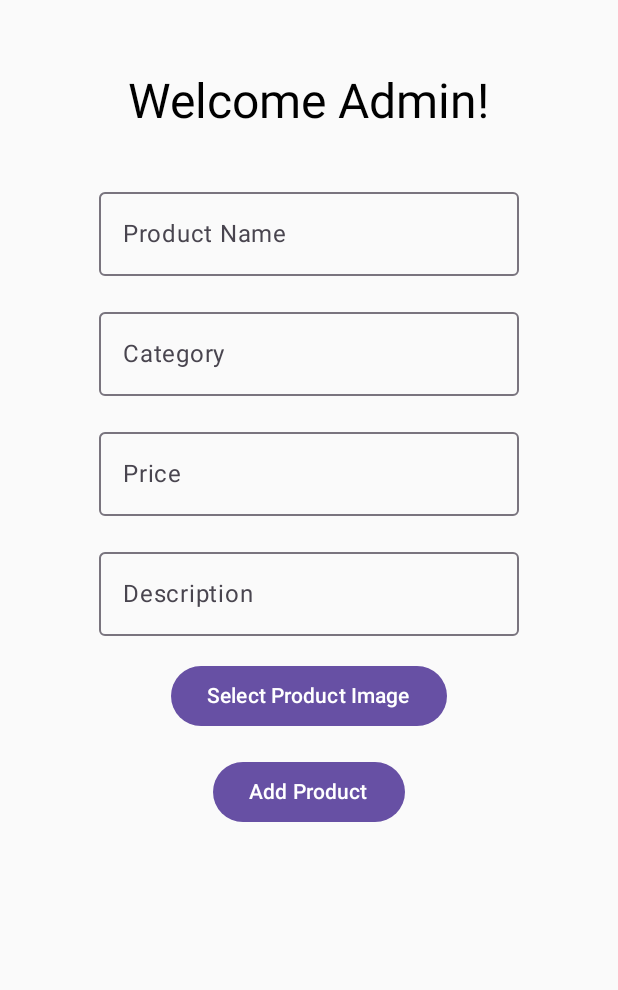
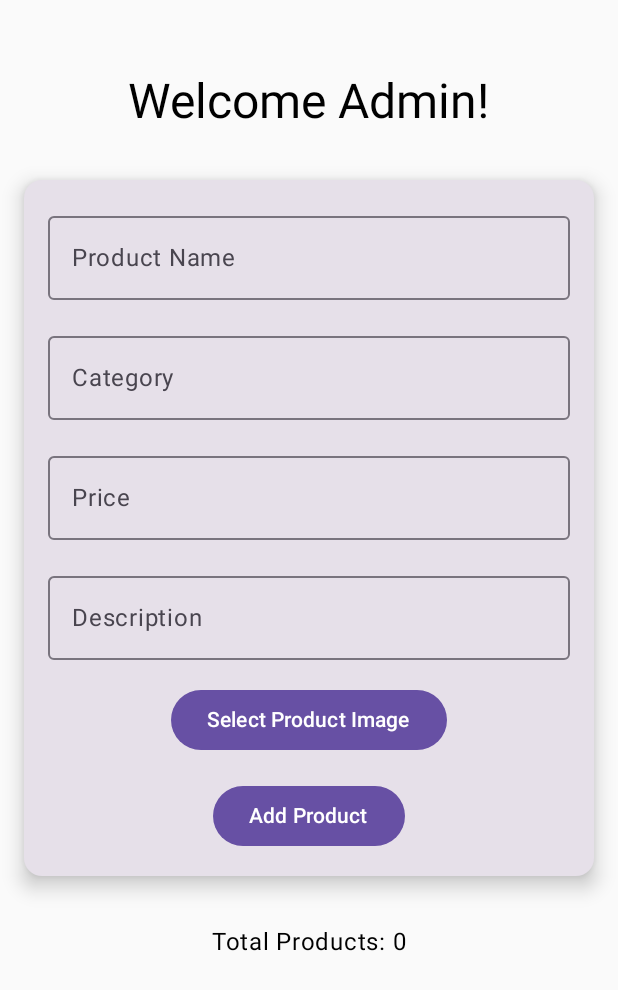
Before and after one commit to HaDo2003/LoLShop, an Android app built with Jetpack Compose: the AdminActivity screen opened directly, with no data from a screen before it, on a phone screen of 412 x 824 dp. Shown: the top 990 px of the screen. Run offline under Robolectric (Android 15) with nearby library versions, the phone set to English and light mode, and no system bars; our stand-ins replace Firebase (no records; nobody signed in at launch, a user with empty details on screens opened directly).

Commit message:
admin with display products and show total products

```diff
--- a/app/src/main/AndroidManifest.xml
+++ b/app/src/main/AndroidManifest.xml
@@ -38,5 +38,6 @@
 
     <uses-permission android:name="android.permission.READ_EXTERNAL_STORAGE" />
     <uses-permission android:name="android.permission.WRITE_EXTERNAL_STORAGE" />
+    <uses-permission android:name="android.permission.INTERNET" />
 
 </manifest>
--- /dev/null
+++ b/app/src/main/java/com/example/lolshop/repository/ProductRepository.kt
@@ -0,0 +1,71 @@
+package com.example.lolshop.repository
+
+import android.content.Context
+import android.net.Uri
+import android.util.Log
+import com.example.lolshop.model.Product
+import com.example.lolshop.utils.CloudinaryConfig
+import com.google.firebase.database.FirebaseDatabase
+import kotlinx.coroutines.Dispatchers
+import kotlinx.coroutines.tasks.await
+import kotlinx.coroutines.withContext
+import java.io.File
+import java.util.*
+
+class ProductRepository(private val context: Context) {
+
+    private val database = FirebaseDatabase.getInstance().reference.child("products")
+
+    // Fetch products from Firebase
+    suspend fun fetchProducts(): List<Product> {
+        return withContext(Dispatchers.IO) {
+            val snapshot = database.get().await()
+            snapshot.children.mapNotNull { it.getValue(Product::class.java) }
+        }
+    }
+
+    // Add product to Firebase
+    suspend fun addProduct(name: String, price: String, description: String, category: String, imageUri: Uri?) {
+        imageUri?.let { uri ->
+            val file = uriToFile(uri)
+            if (file != null) {
+                try {
+                    // Upload image to Cloudinary
+                    val downloadUrl = uploadImageToCloudinary(file)
+
+                    // Save product to Firebase
+                    val productId = database.push().key ?: return@let
+                    val product = Product(productId, name, price, description, category, downloadUrl)
+
+                    database.child(productId).setValue(product)
+                } catch (e: Exception) {
+                    Log.e("ProductRepository", "Error uploading image or adding product: ${e.message}")
+                }
+            }
+        }
+    }
+
+    // Convert URI to File
+    private fun uriToFile(uri: Uri): File? {
+        return try {
+            val inputStream = context.contentResolver.openInputStream(uri)
+            val tempFile = File.createTempFile("upload", ".jpg", context.cacheDir)
+            inputStream?.copyTo(tempFile.outputStream())
+            tempFile
+        } catch (e: Exception) {
+            null
+        }
+    }
+
+    // Upload image to Cloudinary
+    private suspend fun uploadImageToCloudinary(file: File): String {
+        return withContext(Dispatchers.IO) {
+            val requestParams = mapOf(
+                "public_id" to UUID.randomUUID().toString(),
+                "overwrite" to true
+            )
+            val result = CloudinaryConfig.cloudinary.uploader().upload(file, requestParams)
+            result["url"]?.toString() ?: throw Exception("Image upload failed")
+        }
+    }
+}
--- a/app/src/main/java/com/example/lolshop/ui/AdminActivity.kt
+++ b/app/src/main/java/com/example/lolshop/ui/AdminActivity.kt
@@ -8,27 +8,30 @@ import androidx.activity.compose.setContent
 import androidx.activity.result.contract.ActivityResultContracts
 import androidx.compose.foundation.Image
 import androidx.compose.foundation.layout.*
+import androidx.compose.foundation.lazy.grid.GridCells
+import androidx.compose.foundation.lazy.grid.LazyVerticalGrid
+import androidx.compose.foundation.lazy.grid.items
 import androidx.compose.material3.*
 import androidx.compose.runtime.*
 import androidx.compose.ui.Alignment
 import androidx.compose.ui.Modifier
+import androidx.compose.ui.platform.LocalConfiguration
+import androidx.compose.ui.platform.LocalContext
 import androidx.compose.ui.unit.dp
 import androidx.lifecycle.lifecycleScope
 import coil.compose.rememberAsyncImagePainter
+import coil.request.ImageRequest
+import com.example.lolshop.R
 import com.example.lolshop.model.Product
-import com.example.lolshop.utils.CloudinaryConfig
-import com.google.firebase.database.FirebaseDatabase
-import com.google.firebase.storage.FirebaseStorage
-import kotlinx.coroutines.Dispatchers
+import com.example.lolshop.repository.ProductRepository
 import kotlinx.coroutines.launch
-import kotlinx.coroutines.withContext
-import java.io.File
-import java.util.*
 
 class AdminActivity : ComponentActivity() {
 
-    private val database = FirebaseDatabase.getInstance().reference.child("products")
+    private lateinit var productRepository: ProductRepository
     private var imageUriState by mutableStateOf<Uri?>(null)
+    private var productsList by mutableStateOf<List<Product>>(emptyList())
+    private var totalProducts by mutableStateOf(0)
 
     private val imageResultLauncher =
         registerForActivityResult(ActivityResultContracts.GetContent()) { uri: Uri? ->
@@ -39,6 +42,8 @@ class AdminActivity : ComponentActivity() {
 
     override fun onCreate(savedInstanceState: Bundle?) {
         super.onCreate(savedInstanceState)
+        productRepository = ProductRepository(this) // Initialize repository with context
+
         setContent {
             AdminScreen()
         }
@@ -52,6 +57,11 @@ class AdminActivity : ComponentActivity() {
         var category by remember { mutableStateOf("") }
         var isLoading by remember { mutableStateOf(false) }
 
+        // Fetch products and total count from Firebase
+        LaunchedEffect(Unit) {
+            fetchProducts()
+        }
+
         Column(
             modifier = Modifier
                 .fillMaxSize()
@@ -62,21 +72,51 @@ class AdminActivity : ComponentActivity() {
             Text(text = "Welcome Admin!", style = MaterialTheme.typography.headlineLarge)
             Spacer(modifier = Modifier.height(32.dp))
 
+            // Card for Add Product form
+            Card(
+                modifier = Modifier.fillMaxWidth(),
+                elevation = CardDefaults.cardElevation(8.dp)
+            ) {
+                Column(modifier = Modifier.padding(16.dp)) {
                     // Input fields
-            OutlinedTextField(value = name, onValueChange = { name = it }, label = { Text("Product Name") })
+                    OutlinedTextField(
+                        value = name,
+                        onValueChange = { name = it },
+                        label = { Text("Product Name") },
+                        modifier = Modifier.fillMaxWidth()
+                    )
                     Spacer(modifier = Modifier.height(16.dp))
-            OutlinedTextField(value = category, onValueChange = { category = it }, label = { Text("Category") })
+                    OutlinedTextField(
+                        value = category,
+                        onValueChange = { category = it },
+                        label = { Text("Category") },
+                        modifier = Modifier.fillMaxWidth()
+                    )
                     Spacer(modifier = Modifier.height(16.dp))
-            OutlinedTextField(value = price, onValueChange = { price = it }, label = { Text("Price") })
+                    OutlinedTextField(
+                        value = price,
+                        onValueChange = { price = it },
+                        label = { Text("Price") },
+                        modifier = Modifier.fillMaxWidth()
+                    )
                     Spacer(modifier = Modifier.height(16.dp))
-            OutlinedTextField(value = description, onValueChange = { description = it }, label = { Text("Description") })
+                    OutlinedTextField(
+                        value = description,
+                        onValueChange = { description = it },
+                        label = { Text("Description") },
+                        modifier = Modifier.fillMaxWidth()
+                    )
                     Spacer(modifier = Modifier.height(16.dp))
 
                     // Image selection
                     if (imageUriState != null) {
-                Image(painter = rememberAsyncImagePainter(imageUriState), contentDescription = "Selected Image", modifier = Modifier.size(100.dp))
+                        Image(
+                            painter = rememberAsyncImagePainter(imageUriState),
+                            contentDescription = "Selected Image",
+                            modifier = Modifier.size(100.dp).align(Alignment.CenterHorizontally)
+                        )
                     } else {
-                Button(onClick = { imageResultLauncher.launch("image/*") }) {
+                        Button(onClick = { imageResultLauncher.launch("image/*") }, modifier = Modifier.align(Alignment.CenterHorizontally)) {
                             Text("Select Product Image")
                         }
                     }
@@ -90,65 +130,96 @@ class AdminActivity : ComponentActivity() {
                             } else {
                                 isLoading = true
                                 lifecycleScope.launch {
-                            addProduct(name, price, description, category, imageUriState)
+                                    productRepository.addProduct(name, price, description, category, imageUriState)
                                     isLoading = false
+                                    // Clear fields after successful addition
+                                    name = ""
+                                    price = ""
+                                    description = ""
+                                    category = ""
+                                    imageUriState = null
+                                    // Fetch the updated product list
+                                    fetchProducts()
                                 }
                             }
                         },
-                enabled = !isLoading
+                        enabled = !isLoading,
+                        modifier = Modifier.align(Alignment.CenterHorizontally)
                     ) {
                         Text(if (isLoading) "Uploading..." else "Add Product")
                     }
                 }
             }
 
-    private suspend fun addProduct(name: String, price: String, description: String, category: String, imageUri: Uri?) {
-        imageUri?.let { uri ->
-            val file = uriToFile(uri) ?: run {
-                Toast.makeText(this@AdminActivity, "Invalid image file", Toast.LENGTH_SHORT).show()
-                return
+            Spacer(modifier = Modifier.height(32.dp))
+
+            // Display total products and product list
+            Text(text = "Total Products: $totalProducts", style = MaterialTheme.typography.bodyLarge)
+            Spacer(modifier = Modifier.height(16.dp))
+
+            // Display list of products in a grid
+            LazyVerticalGrid(
+                columns = GridCells.Fixed(2),
+                modifier = Modifier.fillMaxWidth().weight(1f), // Ensure it takes up remaining space
+                contentPadding = PaddingValues(8.dp)
+            ) {
+                items(productsList) { product ->
+                    ProductItem(product)
                 }
-
-            try {
-                // Upload image to Cloudinary
-                val downloadUrl = uploadImageToCloudinary(file)
-
-                // Save product to Firebase
-                val productId = database.push().key ?: return
-                val product = Product(productId, name, price, description, category, downloadUrl)
-
-                database.child(productId).setValue(product).addOnCompleteListener { task ->
-                    if (task.isSuccessful) {
-                        Toast.makeText(this@AdminActivity, "Product added successfully", Toast.LENGTH_SHORT).show()
-                    } else {
-                        Toast.makeText(this@AdminActivity, "Failed to add product", Toast.LENGTH_SHORT).show()
-                    }
-                }
-            } catch (e: Exception) {
-                Toast.makeText(this@AdminActivity, "Error: ${e.message}", Toast.LENGTH_SHORT).show()
             }
         }
     }
 
-    private suspend fun uploadImageToCloudinary(file: File): String {
-        return withContext(Dispatchers.IO) {
-            val requestParams = mapOf(
-                "public_id" to UUID.randomUUID().toString(),
-                "overwrite" to true
+    @Composable
+    fun ProductItem(product: Product) {
+        Column(
+            modifier = Modifier
+                .padding(8.dp)
+                .fillMaxWidth(),
+            horizontalAlignment = Alignment.CenterHorizontally
+        ) {
+            // Display product name
+            Text(text = product.name, style = MaterialTheme.typography.bodyLarge)
+
+            // Display product price
+            Text(text = product.price, style = MaterialTheme.typography.bodyMedium)
+
+            // Display product image from Cloudinary
+            if (product.imageUrl.isNotEmpty()) {
+                Image(
+                    painter = rememberAsyncImagePainter(
+                        model = ImageRequest.Builder(LocalContext.current)
+                            .data(product.imageUrl)  // Set the image URL
+                            .size(200)  // Set the image size
+                            .placeholder(R.drawable.placeholder)  // Set a placeholder image
+                            .error(R.drawable.error_image)  // Set an error image
+                            .build()
+                    ),
+                    contentDescription = "Product Image",
+                    modifier = Modifier
+                        .size(100.dp)  // Set the size for image display
+                        .padding(top = 8.dp)
                 )
-            val result = CloudinaryConfig.cloudinary.uploader().upload(file, requestParams)
-            result["url"]?.toString() ?: throw Exception("Image upload failed")
+            } else {
+                // Placeholder text if imageUrl is empty
+                Text("No image available", style = MaterialTheme.typography.bodySmall)
+            }
+
+            // Display product description with a character limit
+            Text(
+                text = product.description.take(100) + if (product.description.length > 100) "..." else "",
+                style = MaterialTheme.typography.bodySmall,
+                modifier = Modifier.padding(top = 8.dp)
+            )
         }
     }
 
-    private fun uriToFile(uri: Uri): File? {
-        return try {
-            val inputStream = contentResolver.openInputStream(uri)
-            val tempFile = File.createTempFile("upload", ".jpg", cacheDir)
-            inputStream?.copyTo(tempFile.outputStream())
-            tempFile
-        } catch (e: Exception) {
-            null
+    // Fetch products and update UI
+    private fun fetchProducts() {
+        lifecycleScope.launch {
+            val products = productRepository.fetchProducts()
+            productsList = products
+            totalProducts = products.size
         }
     }
 }
--- /dev/null
+++ b/app/src/main/res/drawable/error_image.xml
@@ -0,0 +1,4 @@
+<?xml version="1.0" encoding="utf-8"?>
+<selector xmlns:android="http://schemas.android.com/apk/res/android">
+
+</selector>
--- /dev/null
+++ b/app/src/main/res/drawable/placeholder.xml
@@ -0,0 +1,4 @@
+<?xml version="1.0" encoding="utf-8"?>
+<selector xmlns:android="http://schemas.android.com/apk/res/android">
+
+</selector>
```
Lines whose indentation alone changed are shown as unchanged.
